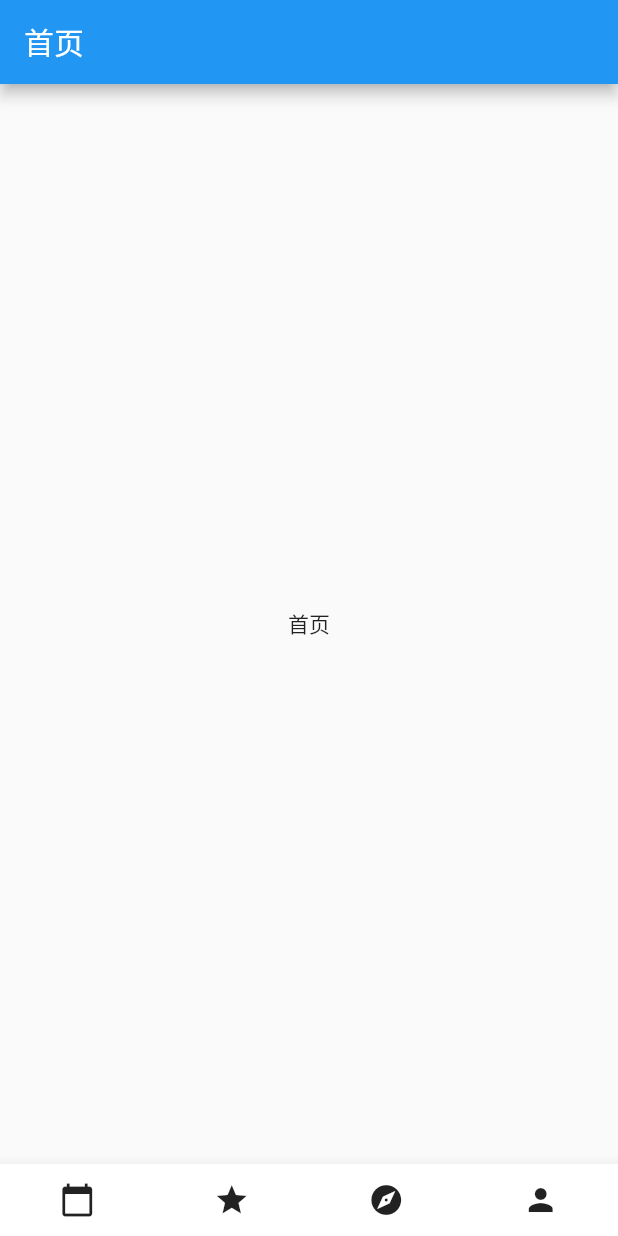
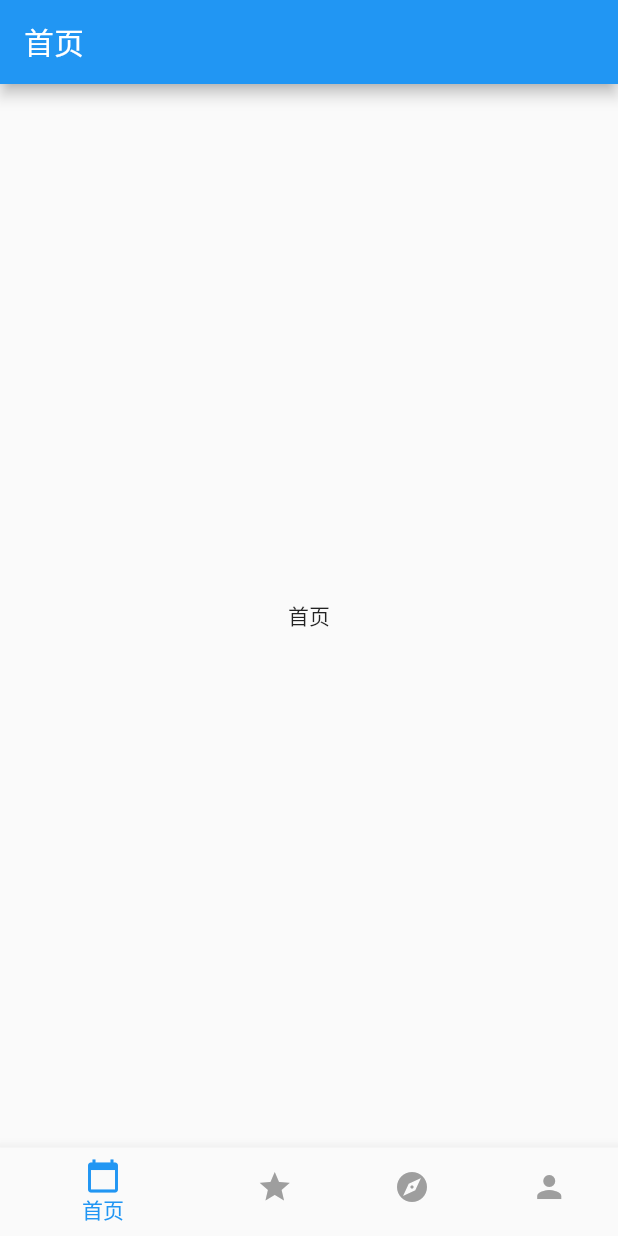
Before and after one commit to skyinJune/todo_flutter, a Flutter app: the screen it shows after launch, on a phone screen of 412 x 824 dp. Run offline on Flutter 3.47's test engine with Material 2 defaults, Android fonts, the phone set to English and light mode, and no system bars.

Commit message:
tabNav 初始化完成

```diff
--- a/lib/main.dart
+++ b/lib/main.dart
@@ -1,5 +1,5 @@
 import 'package:flutter/material.dart';
-import 'package:todo_flutter/routes/home/index.dart';
+import 'package:todo_flutter/routes/tabBarNav/index.dart';
 
 void main() {
   runApp(MyApp());
@@ -14,7 +14,7 @@ class MyApp extends StatelessWidget {
         primarySwatch: Colors.blue,
         visualDensity: VisualDensity.adaptivePlatformDensity,
       ),
-      home: HomePage(),
+      home: TabBarNav(),
     );
   }
 }
--- a/lib/routes/home/index.dart
+++ b/lib/routes/home/index.dart
@@ -1,46 +1,14 @@
 import 'package:flutter/material.dart';
-import 'package:todo_flutter/routes/collection/index.dart';
 
 class HomePage extends StatelessWidget {
   @override
   Widget build(BuildContext context) {
     return Scaffold(
-      appBar: AppBar(
-        title: Text('首页'),
-      ),
-      body: Center(
-        child: Text('首页'),
-      ),
-      bottomNavigationBar: BottomAppBar(
-        color: Colors.white,
-        child: Row(
-          children: [
-            IconButton(
-                icon: Icon(Icons.calendar_today),
-                onPressed: () {
-                  print('1');
-                }),
-            IconButton(
-                icon: Icon(Icons.star),
-                onPressed: () {
-                  Navigator.push(context, MaterialPageRoute(builder: (context) {
-                    return CollectionPage();
-                  }));
-                }),
-            IconButton(
-                icon: Icon(Icons.explore),
-                onPressed: () {
-                  print('1');
-                }),
-            IconButton(
-                icon: Icon(Icons.person),
-                onPressed: () {
-                  print('1');
-                }),
-          ],
-          mainAxisAlignment: MainAxisAlignment.spaceAround,
+        appBar: AppBar(
+          title: Text('首页'),
         ),
-      ),
-    );
+        body: Center(
+          child: Text('首页'),
+        ));
   }
 }
--- /dev/null
+++ b/lib/routes/tabBarNav/index.dart
@@ -0,0 +1,46 @@
+import 'package:flutter/material.dart';
+import 'package:todo_flutter/routes/collection/index.dart';
+import 'package:todo_flutter/routes/explore/index.dart';
+import 'package:todo_flutter/routes/home/index.dart';
+import 'package:todo_flutter/routes/my/index.dart';
+
+class TabBarNav extends StatefulWidget {
+  _TabBarNavState createState() => _TabBarNavState();
+}
+
+class _TabBarNavState extends State<TabBarNav> {
+  int _selectedIndex = 0;
+  List<Widget> _navPages = [];
+
+  @override
+  void initState() {
+    super.initState();
+    _navPages.addAll([HomePage(), CollectionPage(), ExplorePage(), MyPage()]);
+  }
+
+  @override
+  Widget build(BuildContext context) {
+    return Scaffold(
+      body: _navPages[_selectedIndex],
+      bottomNavigationBar: BottomNavigationBar(
+        items: [
+          BottomNavigationBarItem(
+              icon: Icon(Icons.calendar_today), label: '首页'),
+          BottomNavigationBarItem(icon: Icon(Icons.star), label: '收藏'),
+          BottomNavigationBarItem(icon: Icon(Icons.explore), label: '发现'),
+          BottomNavigationBarItem(icon: Icon(Icons.person), label: '我的')
+        ],
+        currentIndex: _selectedIndex,
+        selectedItemColor: Colors.blue,
+        unselectedItemColor: Colors.grey,
+        onTap: onItemTap,
+      ),
+    );
+  }
+
+  void onItemTap(int index) {
+    setState(() {
+      _selectedIndex = index;
+    });
+  }
+}
```
Also changed, not shown: lib/routes/explore/index.dart (added, +15 -0 lines), lib/routes/my/index.dart (added, +15 -0 lines).
